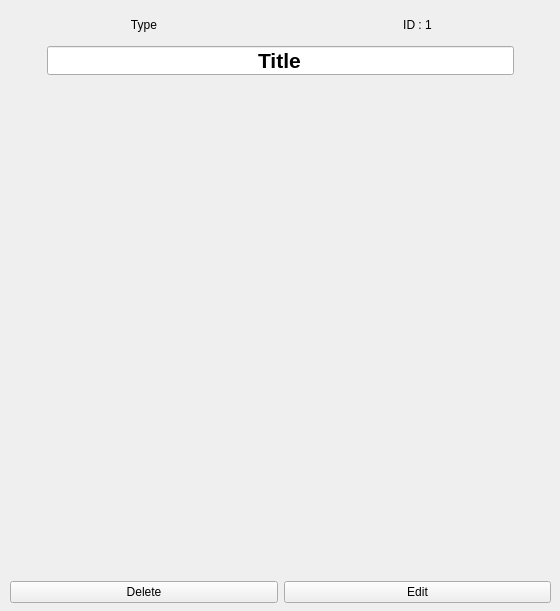
First picture: the form in 2.Application/plurinotes/views/v_centralrelation.ui, repository maxime-lucas/utc-lo21-plurinotes, before the edit.
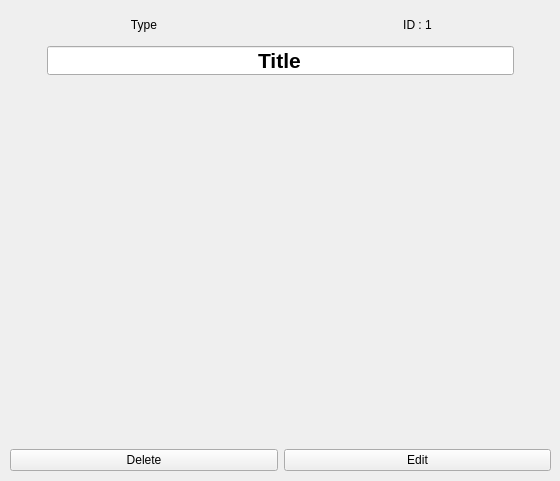
Second picture: the form after the edit.

Patch:
```diff
--- a/2.Application/plurinotes/views/v_centralrelation.ui
+++ b/2.Application/plurinotes/views/v_centralrelation.ui
@@ -7,7 +7,7 @@
     <x>0</x>
     <y>0</y>
     <width>560</width>
-    <height>611</height>
+    <height>481</height>
    </rect>
   </property>
   <property name="windowTitle">
@@ -19,7 +19,7 @@
      <x>10</x>
      <y>10</y>
      <width>541</width>
-     <height>593</height>
+     <height>461</height>
     </rect>
    </property>
    <layout class="QGridLayout" name="gridLayout">
```
